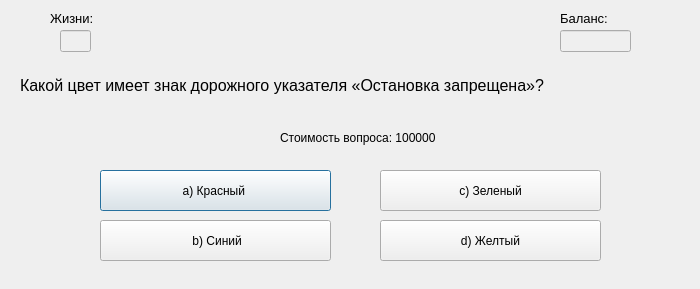
Above: ui_ui_files/question_window5_ui.ui from DelZeiT/How_to_become_a_millionaire before the change. Below: the same form after it.
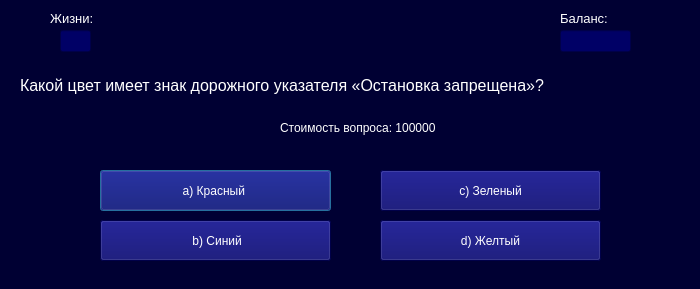
That is the form after the change.

The edit to the form file:
```diff
--- a/ui_ui_files/question_window5_ui.ui
+++ b/ui_ui_files/question_window5_ui.ui
@@ -10,9 +10,24 @@
     <height>289</height>
    </rect>
   </property>
+  <property name="minimumSize">
+   <size>
+    <width>700</width>
+    <height>289</height>
+   </size>
+  </property>
+  <property name="maximumSize">
+   <size>
+    <width>700</width>
+    <height>289</height>
+   </size>
+  </property>
   <property name="windowTitle">
    <string>Вопрос №5</string>
   </property>
+  <property name="styleSheet">
+   <string notr="true">background-color: #000033;</string>
+  </property>
   <widget class="QLabel" name="label">
    <property name="geometry">
     <rect>
@@ -27,6 +42,9 @@
      <pointsize>12</pointsize>
     </font>
    </property>
+   <property name="styleSheet">
+    <string notr="true">color: white</string>
+   </property>
    <property name="text">
     <string>Какой цвет имеет знак дорожного указателя «Остановка запрещена»? </string>
    </property>
@@ -45,6 +63,9 @@
      <pointsize>10</pointsize>
     </font>
    </property>
+   <property name="styleSheet">
+    <string notr="true">color: white</string>
+   </property>
    <property name="text">
     <string>Жизни:</string>
    </property>
@@ -61,6 +82,9 @@
      <height>22</height>
     </rect>
    </property>
+   <property name="styleSheet">
+    <string notr="true">background-color: #000066; color: white</string>
+   </property>
    <property name="text">
     <string/>
    </property>
@@ -79,6 +103,9 @@
      <pointsize>10</pointsize>
     </font>
    </property>
+   <property name="styleSheet">
+    <string notr="true">color: white</string>
+   </property>
    <property name="text">
     <string>Баланс:</string>
    </property>
@@ -95,6 +122,9 @@
      <height>22</height>
     </rect>
    </property>
+   <property name="styleSheet">
+    <string notr="true">background-color: #000066; color: white</string>
+   </property>
    <property name="text">
     <string/>
    </property>
@@ -103,11 +133,14 @@
    <property name="geometry">
     <rect>
      <x>280</x>
-     <y>130</y>
+     <y>120</y>
      <width>171</width>
      <height>16</height>
     </rect>
    </property>
+   <property name="styleSheet">
+    <string notr="true">color: white</string>
+   </property>
    <property name="text">
     <string>Стоимость вопроса: 100000</string>
    </property>
@@ -121,6 +154,9 @@
      <height>41</height>
     </rect>
    </property>
+   <property name="styleSheet">
+    <string notr="true">background-color: #000066; color: white</string>
+   </property>
    <property name="text">
     <string>a) Красный </string>
    </property>
@@ -134,6 +170,9 @@
      <height>41</height>
     </rect>
    </property>
+   <property name="styleSheet">
+    <string notr="true">background-color: #000066; color: white</string>
+   </property>
    <property name="text">
     <string> b) Синий</string>
    </property>
@@ -147,6 +186,9 @@
      <height>41</height>
     </rect>
    </property>
+   <property name="styleSheet">
+    <string notr="true">background-color: #000066; color: white</string>
+   </property>
    <property name="text">
     <string>c) Зеленый</string>
    </property>
@@ -160,6 +202,9 @@
      <height>41</height>
     </rect>
    </property>
+   <property name="styleSheet">
+    <string notr="true">background-color: #000066; color: white</string>
+   </property>
    <property name="text">
     <string>d) Желтый</string>
    </property>
```
